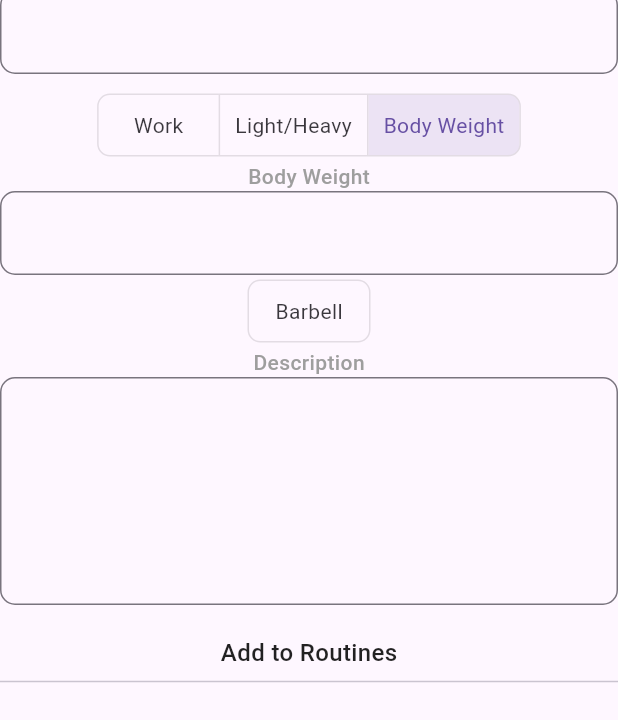
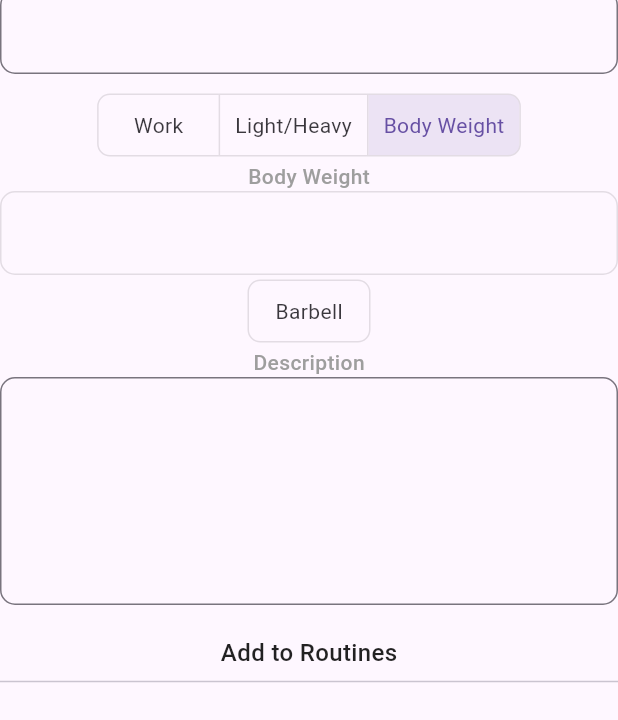
Before and after one commit to lhsteffen/IronSights, a Flutter app: the NewLift screen opened directly, after a tap on "Light/Heavy", after a tap on "Body Weight", on a phone screen of 412 x 824 dp, the part 124-844 px from its top. Run offline on Flutter 3.47's test engine with Material 3 defaults, Android fonts, the phone set to English and light mode, and no system bars.

Commit message:
Disabled text entry for body weight

```diff
--- a/lib/edit_lift.dart
+++ b/lib/edit_lift.dart
@@ -231,6 +231,7 @@ class WeightEditEntry extends StatelessWidget {
           Flexible(
             child: TextFormField(
               readOnly: true,
+              enabled: false,
               decoration: InputDecoration(
                   border: OutlineInputBorder(
                       borderRadius: BorderRadius.all(Radius.circular(10.0))
--- a/lib/lift_view.dart
+++ b/lib/lift_view.dart
@@ -121,7 +121,6 @@ class LiftView extends StatelessWidget {
                         ),
                         Expanded(
                           child: Center (
-                            child: Container(
                             child: RichText(
                               text: TextSpan(
                                 children: <TextSpan>[
@@ -140,7 +139,6 @@ class LiftView extends StatelessWidget {
                                       style: TextStyle(color: Colors.black87)
                                     )
                                 ]
-                                ),
                               ),
                             ),
                           )
@@ -210,7 +208,7 @@ class LiftDetails extends StatelessWidget {
   @override
   Widget build(BuildContext context) {
     return SafeArea(
-      child: Container(
+      child: SizedBox(
         width: MediaQuery.of(context).size.width,
         child: Expanded(
           child: Column(
--- a/lib/new_lift.dart
+++ b/lib/new_lift.dart
@@ -228,6 +228,8 @@ class WeightEntry extends StatelessWidget {
           Flexible(
             child: TextField(
               readOnly: true,
+              enableInteractiveSelection: false,
+              enabled: false,
               decoration: InputDecoration(
                   border: OutlineInputBorder(
                       borderRadius: BorderRadius.all(Radius.circular(10.0))
```
Lines whose indentation alone changed are shown as unchanged.
